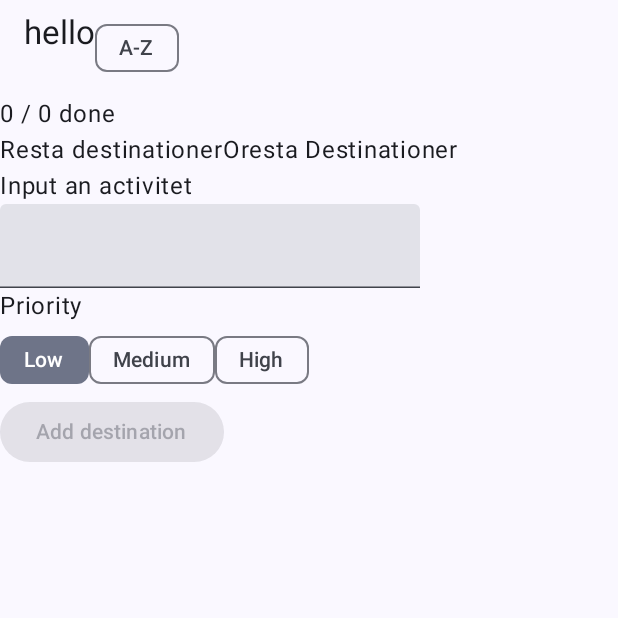
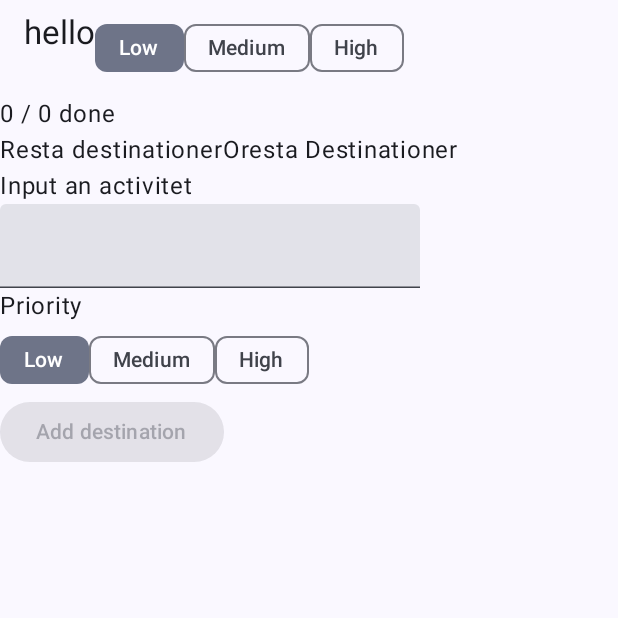
Before and after one commit to lenaappelberg/Resplanen, an Android app built with Jetpack Compose: the screen it shows after launch (MainActivity), on a phone screen of 412 x 824 dp, the top half of it. Run offline under Robolectric (Android 15) with nearby library versions, the phone set to English and light mode, and no system bars.

Commit message:
terrible commit

```diff
--- a/app/src/main/java/com/example/resplanen/MainActivity.kt
+++ b/app/src/main/java/com/example/resplanen/MainActivity.kt
@@ -61,23 +61,24 @@ class MainActivity : ComponentActivity() {
 @Composable
 fun Title(text:String,viewmodel: ResplanenViewmodel=viewModel()){
     val state=viewmodel.uistate
-    val filtered = state.mutreslist.filter {
-        when (state.filter) {
-            "Ogjort" -> !it.gjort
-            "Gjort" -> it.gjort
-            else -> true
-        }
-    }
-    val shown = if (state.sortByTitle) {
-        filtered.sortedBy { it.Aktivitet.lowercase() }
-    } else {
-        filtered
-    }
+
     Row() {Text(text)
         //Ångra knapp
-
+        //priorities filter
+        Row() {
+            priorities.forEach { filter ->
+                FilterChip(
+                    selected = state.priority == filter,
+                    onClick = { viewmodel.onnewpriority(filter) },
+                    label = { Text(filter) },
+                )
+            }
+        }
         //Searchbar
-        FilterChip(selected =state.sortByTitle, onClick = {viewmodel.toggleSort()}, label = {Text("A-Z")}) }
+//        FilterChip(selected =state.sortByTitle,
+//            onClick = {viewmodel.toggleSort()},
+//            label = {Text("Low-high")})
+                }
 
 }
 @Composable
```
Also changed, not shown: app/src/main/java/com/example/resplanen/ResplanenViewmodel.kt (+20 -16 lines).
